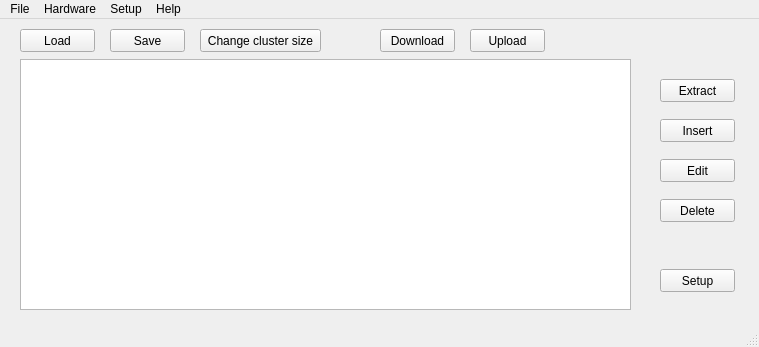
Before: the Qt Designer form mainwindow.ui in hitomi2500/ss-save-parser, drawn with Qt 5.
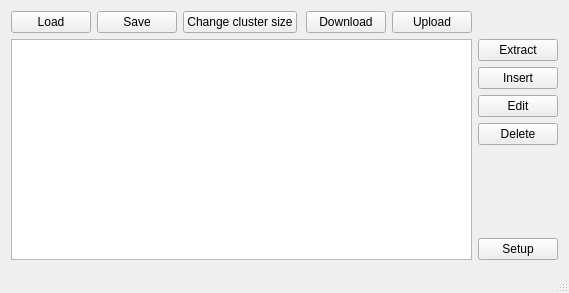
After: the same form once the commit is applied.

Commit message: Fixed window resizing Added hex value for size Implemented sorting orders

What changed in the file:
```diff
--- a/mainwindow.ui
+++ b/mainwindow.ui
@@ -6,188 +6,141 @@
    <rect>
     <x>0</x>
     <y>0</y>
-    <width>759</width>
-    <height>347</height>
+    <width>569</width>
+    <height>293</height>
    </rect>
   </property>
+  <property name="sizePolicy">
+   <sizepolicy hsizetype="Expanding" vsizetype="Expanding">
+    <horstretch>0</horstretch>
+    <verstretch>0</verstretch>
+   </sizepolicy>
+  </property>
   <property name="windowTitle">
    <string>Sega Saturn RAM Backup parser</string>
   </property>
   <widget class="QWidget" name="centralWidget">
-   <widget class="QPushButton" name="RepackButton">
-    <property name="geometry">
-     <rect>
-      <x>200</x>
-      <y>10</y>
-      <width>121</width>
-      <height>23</height>
-     </rect>
-    </property>
-    <property name="text">
-     <string>Change cluster size</string>
-    </property>
-   </widget>
+   <property name="sizePolicy">
+    <sizepolicy hsizetype="Preferred" vsizetype="Preferred">
+     <horstretch>0</horstretch>
+     <verstretch>0</verstretch>
+    </sizepolicy>
+   </property>
+   <property name="maximumSize">
+    <size>
+     <width>999999</width>
+     <height>999999</height>
+    </size>
+   </property>
+   <layout class="QGridLayout" name="gridLayout_2" rowstretch="0,10000" columnstretch="10000,0">
+    <item row="0" column="0">
+     <layout class="QHBoxLayout" name="horizontalLayout">
+      <item>
    <widget class="QPushButton" name="LoadButton">
-    <property name="geometry">
-     <rect>
-      <x>20</x>
-      <y>10</y>
-      <width>75</width>
-      <height>23</height>
-     </rect>
-    </property>
     <property name="text">
      <string>Load</string>
     </property>
    </widget>
+      </item>
+      <item>
    <widget class="QPushButton" name="SaveButton">
-    <property name="geometry">
-     <rect>
-      <x>110</x>
-      <y>10</y>
-      <width>75</width>
-      <height>23</height>
-     </rect>
-    </property>
     <property name="text">
      <string>Save</string>
     </property>
    </widget>
+      </item>
+      <item>
+       <widget class="QPushButton" name="RepackButton">
+        <property name="text">
+         <string>Change cluster size</string>
+        </property>
+       </widget>
+      </item>
+      <item>
+       <spacer name="horizontalSpacer">
+        <property name="orientation">
+         <enum>Qt::Horizontal</enum>
+        </property>
+        <property name="sizeHint" stdset="0">
+         <size>
+          <width>40</width>
+          <height>20</height>
+         </size>
+        </property>
+       </spacer>
+      </item>
+      <item>
    <widget class="QPushButton" name="DownloadButton">
-    <property name="geometry">
-     <rect>
-      <x>380</x>
-      <y>10</y>
-      <width>75</width>
-      <height>23</height>
-     </rect>
-    </property>
     <property name="text">
      <string>Download</string>
     </property>
    </widget>
+      </item>
+      <item>
    <widget class="QPushButton" name="UploadButton">
-    <property name="geometry">
-     <rect>
-      <x>470</x>
-      <y>10</y>
-      <width>75</width>
-      <height>23</height>
-     </rect>
-    </property>
     <property name="text">
      <string>Upload</string>
     </property>
    </widget>
+      </item>
+     </layout>
+    </item>
+    <item row="1" column="1">
+     <layout class="QVBoxLayout" name="verticalLayout">
+      <item>
    <widget class="QPushButton" name="ExtractButton">
-    <property name="geometry">
-     <rect>
-      <x>660</x>
-      <y>60</y>
-      <width>75</width>
-      <height>23</height>
-     </rect>
-    </property>
     <property name="text">
      <string>Extract</string>
     </property>
    </widget>
+      </item>
+      <item>
    <widget class="QPushButton" name="InsertButton">
-    <property name="geometry">
-     <rect>
-      <x>660</x>
-      <y>100</y>
-      <width>75</width>
-      <height>23</height>
-     </rect>
-    </property>
     <property name="text">
      <string>Insert</string>
     </property>
    </widget>
+      </item>
+      <item>
    <widget class="QPushButton" name="EditButton">
-    <property name="geometry">
-     <rect>
-      <x>660</x>
-      <y>140</y>
-      <width>75</width>
-      <height>23</height>
-     </rect>
-    </property>
     <property name="text">
      <string>Edit</string>
     </property>
    </widget>
+      </item>
+      <item>
    <widget class="QPushButton" name="DeleteButton">
-    <property name="geometry">
-     <rect>
-      <x>660</x>
-      <y>180</y>
-      <width>75</width>
-      <height>23</height>
-     </rect>
-    </property>
     <property name="text">
      <string>Delete</string>
     </property>
    </widget>
+      </item>
+      <item>
+       <spacer name="verticalSpacer">
+        <property name="orientation">
+         <enum>Qt::Vertical</enum>
+        </property>
+        <property name="sizeHint" stdset="0">
+         <size>
+          <width>20</width>
+          <height>40</height>
+         </size>
+        </property>
+       </spacer>
+      </item>
+      <item>
    <widget class="QPushButton" name="SetupButton">
-    <property name="geometry">
-     <rect>
-      <x>660</x>
-      <y>250</y>
-      <width>75</width>
-      <height>23</height>
-     </rect>
-    </property>
     <property name="text">
      <string>Setup</string>
     </property>
    </widget>
-   <widget class="QTableWidget" name="tableWidget">
-    <property name="geometry">
-     <rect>
-      <x>20</x>
-      <y>40</y>
-      <width>611</width>
-      <height>251</height>
-     </rect>
-    </property>
-   </widget>
-  </widget>
-  <widget class="QMenuBar" name="menuBar">
-   <property name="geometry">
-    <rect>
-     <x>0</x>
-     <y>0</y>
-     <width>759</width>
-     <height>21</height>
-    </rect>
-   </property>
-   <widget class="QMenu" name="menuSEGA_Saturn_RAM_Backup_parser">
-    <property name="title">
-     <string>File</string>
-    </property>
-   </widget>
-   <widget class="QMenu" name="menuHardware">
-    <property name="title">
-     <string>Hardware</string>
-    </property>
-   </widget>
-   <widget class="QMenu" name="menuSetup">
-    <property name="title">
-     <string>Setup</string>
-    </property>
-   </widget>
-   <widget class="QMenu" name="menuHelp">
-    <property name="title">
-     <string>Help</string>
-    </property>
-   </widget>
-   <addaction name="menuSEGA_Saturn_RAM_Backup_parser"/>
-   <addaction name="menuHardware"/>
-   <addaction name="menuSetup"/>
-   <addaction name="menuHelp"/>
+      </item>
+     </layout>
+    </item>
+    <item row="1" column="0">
+     <widget class="QTableWidget" name="tableWidget"/>
+    </item>
+   </layout>
   </widget>
   <widget class="QStatusBar" name="statusBar"/>
  </widget>
```
Lines whose indentation alone changed are shown as unchanged. The commit also changes 2 other files.
